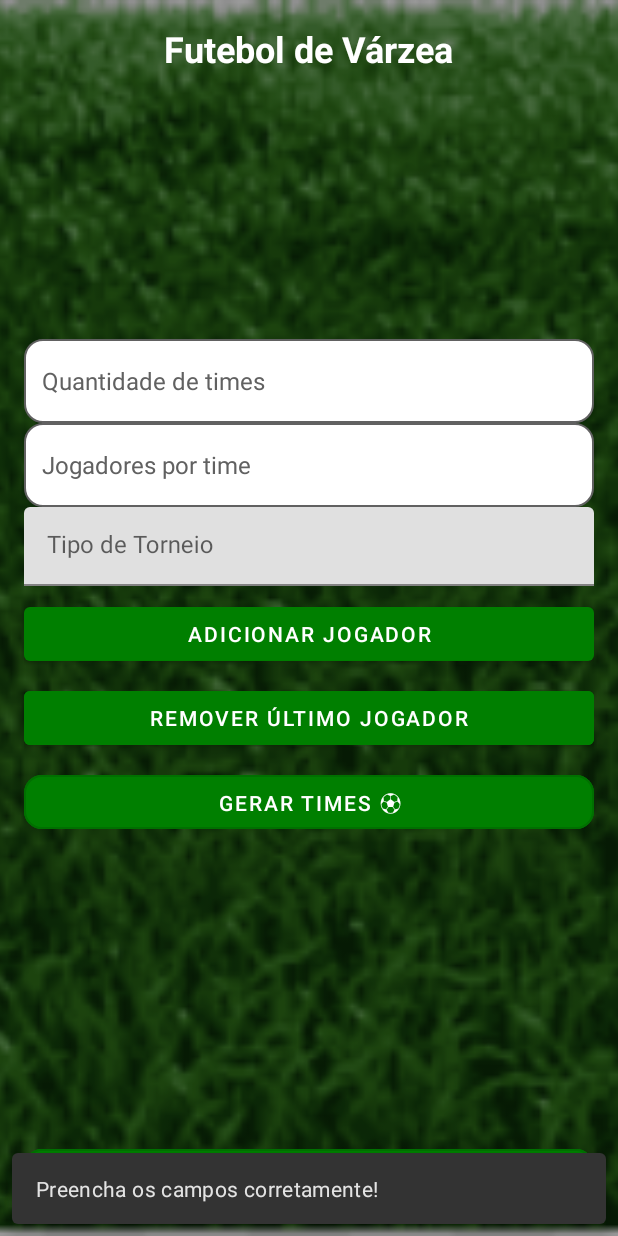
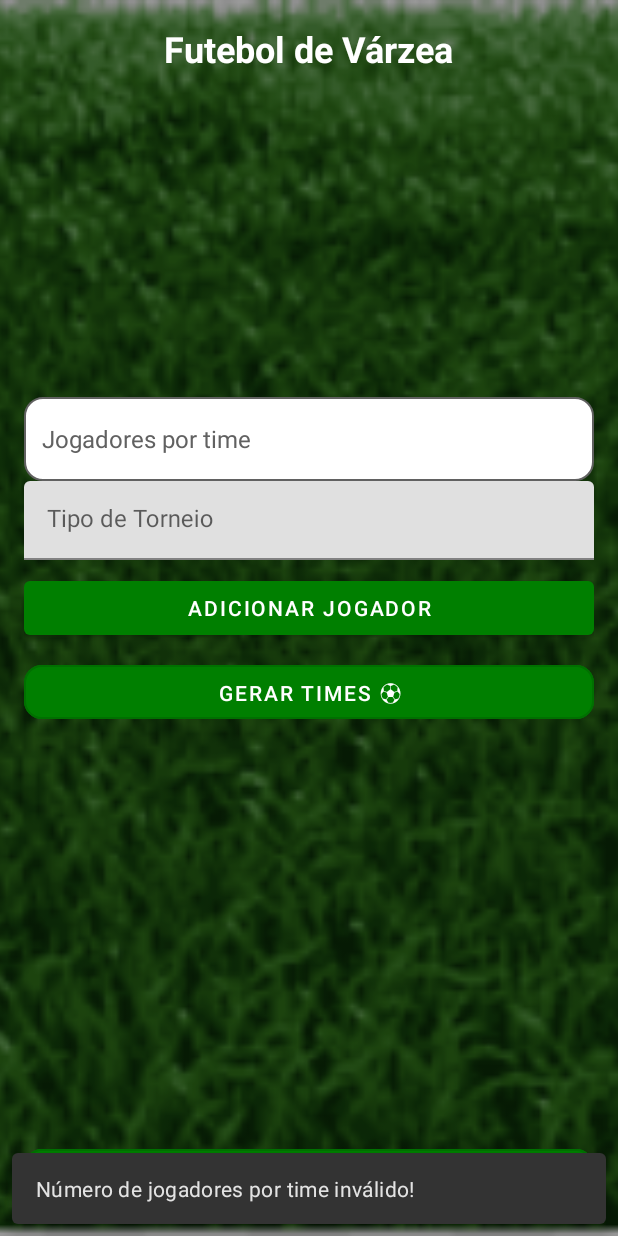
Before and after one commit to osmarDesenvolvedorDeSoftware/futebol_de_terca, an Android app: the screen it shows after launch (MainActivity), after a tap on "GERAR TIMES ⚽", on a phone screen of 412 x 824 dp. Run offline under Robolectric (Android 15) with nearby library versions, the phone set to English and light mode, and no system bars; our stand-ins replace AdMob.

Commit message:
ajuste de logica para definir o camepao e geracao de times

```diff
--- a/app/src/main/AndroidManifest.xml
+++ b/app/src/main/AndroidManifest.xml
@@ -37,6 +37,7 @@
         <activity android:name=".LeagueActivity" />
         <activity android:name=".KnockoutActivity" />
         <activity android:name=".AddPlayerActivity" />
+        <activity android:name=".ChampionActivity" />
 
     </application>
 </manifest>
--- a/app/src/main/java/com/com.osmardev/futebolterca/MainActivity.kt
+++ b/app/src/main/java/com/com.osmardev/futebolterca/MainActivity.kt
@@ -6,6 +6,7 @@ import android.os.Bundle
 import android.os.Handler
 import android.os.Looper
 import android.text.Html
+import android.view.View
 import android.widget.*
 import androidx.appcompat.app.AppCompatActivity
 import androidx.recyclerview.widget.LinearLayoutManager
@@ -24,6 +25,7 @@ class MainActivity : AppCompatActivity() {
     private lateinit var etPlayersPerTeam: EditText
     private lateinit var spTournamentType: MaterialAutoCompleteTextView
     private lateinit var tvGeneratedTeams: TextView
+    private lateinit var tvReservas: TextView
 
     private val playersList = mutableListOf<Player>()
     private var generatedTeams: List<Team> = emptyList()
@@ -40,10 +42,11 @@ class MainActivity : AppCompatActivity() {
         btnGenerateTeams = findViewById(R.id.btnGenerateTeams)
         btnStartChampionship = findViewById(R.id.btnStartChampionship)
         btnAddPlayer = findViewById(R.id.btnAddPlayer)
-        etTeamCount = findViewById(R.id.etTeamCount)
         etPlayersPerTeam = findViewById(R.id.etPlayersPerTeam)
         spTournamentType = findViewById(R.id.spTournamentType)
         tvGeneratedTeams = findViewById(R.id.tvGeneratedTeams)
+        tvReservas = findViewById(R.id.tvReservas)
+
 
         val tournamentTypes = arrayOf("Mata-Mata", "Pontos Corridos")
         val adapter = ArrayAdapter(this, android.R.layout.simple_dropdown_item_1line, tournamentTypes)
@@ -98,26 +101,39 @@ class MainActivity : AppCompatActivity() {
     }
 
     private fun generateTeams() {
-        val players = playersList
-        val teamCount = etTeamCount.text.toString().toIntOrNull() ?: 0
+        val playersPerTeam = etPlayersPerTeam.text.toString().toIntOrNull() ?: 0
+        val totalPlayers = playersList.size
 
-        if (players.isEmpty() || teamCount == 0) {
-            Snackbar.make(btnGenerateTeams, "Preencha os campos corretamente!", Snackbar.LENGTH_LONG).show()
+        if (playersPerTeam == 0 || totalPlayers < playersPerTeam) {
+            Snackbar.make(btnGenerateTeams, "Número de jogadores por time inválido!", Snackbar.LENGTH_LONG).show()
             return
         }
 
-        if (players.size < teamCount * 2) {
-            Snackbar.make(btnGenerateTeams, "Faltam jogadores para formar os times!", Snackbar.LENGTH_LONG).show()
+        val teamCount = totalPlayers / playersPerTeam
+        val reservas = totalPlayers % playersPerTeam
+
+        if (teamCount == 0) {
+            Snackbar.make(btnGenerateTeams, "Jogadores insuficientes para formar um time!", Snackbar.LENGTH_LONG).show()
             return
         }
 
-        generatedTeams = generateBalancedTeams(players, teamCount)
-        displayGeneratedTeams()
+
+        val allTeams = generateBalancedTeams(playersList, teamCount)
+
+
+        val reservaList = mutableListOf<Player>()
+        if (reservas > 0) {
+            reservaList.addAll(playersList.takeLast(reservas))
+        }
+
+        generatedTeams = allTeams
+        displayGeneratedTeams(reservaList)
         btnStartChampionship.isEnabled = true
     }
 
-    private fun displayGeneratedTeams() {
+    private fun displayGeneratedTeams(reservas: List<Player>) {
         val formattedTeams = StringBuilder()
+
         generatedTeams.forEach { team ->
             formattedTeams.append("<b>⚽ ${team.name}</b><br>")
             team.players.forEach { player ->
@@ -125,8 +141,21 @@ class MainActivity : AppCompatActivity() {
             }
             formattedTeams.append("<br>")
         }
+
+        if (reservas.isNotEmpty()) {
+            formattedTeams.append("<b>🔄 Reservas</b><br>")
+            reservas.forEach { player ->
+                formattedTeams.append("➜ ${player.name} (${player.rating}★)<br>")
+            }
+            tvReservas.visibility = View.VISIBLE
+        } else {
+            tvReservas.visibility = View.GONE
+        }
+
         tvGeneratedTeams.text = Html.fromHtml(formattedTeams.toString(), Html.FROM_HTML_MODE_LEGACY)
     }
+
+
 
     private fun startTournament() {
         if (generatedTeams.isEmpty()) {
--- /dev/null
+++ b/app/src/main/res/drawable/ic_confetti.xml
@@ -0,0 +1,5 @@
+<vector xmlns:android="http://schemas.android.com/apk/res/android" android:autoMirrored="true" android:height="24dp" android:tint="#000000" android:viewportHeight="24" android:viewportWidth="24" android:width="24dp">
+
+    <path android:fillColor="@android:color/white" android:pathData="M12,7C6.48,7 2,9.24 2,12c0,2.24 2.94,4.13 7,4.77V20l4,-4 -4,-4v2.73c-3.15,-0.56 -5,-1.9 -5,-2.73 0,-1.06 3.04,-3 8,-3s8,1.94 8,3c0,0.73 -1.46,1.89 -4,2.53v2.05c3.53,-0.77 6,-2.53 6,-4.58 0,-2.76 -4.48,-5 -10,-5z"/>
+
+</vector>
--- /dev/null
+++ b/app/src/main/res/drawable/ic_trophy.xml
@@ -0,0 +1,5 @@
+<vector xmlns:android="http://schemas.android.com/apk/res/android" android:height="24dp" android:tint="#000000" android:viewportHeight="24" android:viewportWidth="24" android:width="24dp">
+
+    <path android:fillColor="@android:color/white" android:pathData="M19,3L5,3c-1.1,0 -2,0.9 -2,2v14c0,1.1 0.9,2 2,2h14c1.1,0 2,-0.9 2,-2L21,5c0,-1.1 -0.9,-2 -2,-2zM9,15L7.5,15v-4.5L6,10.5L6,9h3v6zM13.75,15L12,12.75L12,15h-1.5L10.5,9L12,9v2.25L13.75,9h1.75l-2.25,3 2.25,3h-1.75zM19.5,12.5L18,12.5L18,14h-1v-1.5h-1.5v-1L17,11.5L17,10h1v1.5h1.5v1z"/>
+
+</vector>
--- /dev/null
+++ b/app/src/main/res/drawable/trophy.xml
@@ -0,0 +1,5 @@
+<vector xmlns:android="http://schemas.android.com/apk/res/android" android:height="24dp" android:tint="#000000" android:viewportHeight="24" android:viewportWidth="24" android:width="24dp">
+
+    <path android:fillColor="#FF000000" android:pathData="M17.6,11.48 L19.44,8.3a0.63,0.63 0,0 0,-1.09 -0.63l-1.88,3.24a11.43,11.43 0,0 0,-8.94 0L5.65,7.67a0.63,0.63 0,0 0,-1.09 0.63L6.4,11.48A10.81,10.81 0,0 0,1 20L23,20A10.81,10.81 0,0 0,17.6 11.48ZM7,17.25A1.25,1.25 0,1 1,8.25 16,1.25 1.25,0 0,1 7,17.25ZM17,17.25A1.25,1.25 0,1 1,18.25 16,1.25 1.25,0 0,1 17,17.25Z"/>
+
+</vector>
--- a/app/src/main/res/layout/activity_main.xml
+++ b/app/src/main/res/layout/activity_main.xml
@@ -42,31 +42,41 @@
             android:textSize="24sp"
             android:textStyle="bold"
             android:textColor="@android:color/white"
-            android:gravity="center"/>
+            android:gravity="center"
+            android:layout_marginBottom="8dp"/>
+
 
         <androidx.recyclerview.widget.RecyclerView
             android:id="@+id/recyclerViewPlayers"
             android:layout_width="match_parent"
-    android:layout_height="0dp"
-    android:layout_weight="1"
-    android:maxHeight="250dp"
+            android:layout_height="200dp"
             android:scrollbars="vertical"
             android:background="@android:color/transparent"/>
 
 
-
-        <EditText
-            android:id="@+id/etTeamCount"
+        <TextView
+            android:id="@+id/tvReservas"
             android:layout_width="match_parent"
             android:layout_height="wrap_content"
-            android:hint="Quantidade de times"
-            android:inputType="number"
-            android:textColor="@color/black"
-            android:textColorHint="@color/dark_gray"
-            android:background="@drawable/edittext_background"
-            android:minHeight="56dp"
-            android:padding="12dp"
-            android:textSize="16sp"/>
+            android:text="Reservas:"
+            android:textSize="16sp"
+            android:textStyle="bold"
+            android:visibility="gone"
+            android:textColor="@android:color/white"
+            android:gravity="center"
+            android:paddingTop="8dp"/>
+
+
+        <TextView
+            android:id="@+id/tvListaReservas"
+            android:layout_width="match_parent"
+            android:layout_height="wrap_content"
+            android:textSize="14sp"
+            android:textColor="@android:color/white"
+            android:gravity="center"
+            android:visibility="gone"
+            android:padding="4dp"/>
+
 
         <EditText
             android:id="@+id/etPlayersPerTeam"
@@ -79,7 +89,8 @@
             android:background="@drawable/edittext_background"
             android:minHeight="56dp"
             android:padding="12dp"
-            android:textSize="16sp"/>
+            android:textSize="16sp"
+            android:layout_marginTop="8dp"/>
 
 
         <com.google.android.material.textfield.TextInputLayout
@@ -100,23 +111,16 @@
                 android:textSize="16sp"
                 android:inputType="none"
                 android:focusable="false"
-        android:cursorVisible="false" />
+                android:cursorVisible="false"/>
         </com.google.android.material.textfield.TextInputLayout>
+
+
         <Button
             android:id="@+id/btnAddPlayer"
             android:layout_width="match_parent"
             android:layout_height="wrap_content"
             android:text="Adicionar Jogador"
             android:layout_marginTop="8dp"/>
-<Button
-    android:id="@+id/btnRemovePlayer"
-    android:layout_width="match_parent"
-    android:layout_height="wrap_content"
-    android:text="Remover Último Jogador"
-    android:layout_marginTop="8dp"
-    android:backgroundTint="@color/primary"
-    android:textColor="@android:color/white"/>
-
 
 
         <com.google.android.material.button.MaterialButton
@@ -158,6 +162,7 @@
             android:backgroundTint="@color/primary"
             android:enabled="false"
             android:layout_marginTop="8dp"/>
+
     </LinearLayout>
 
 </FrameLayout>
```
Also changed, not shown: app/src/main/java/com/com.osmardev/futebolterca/ChampionActivity.kt (added, +32 -0 lines), app/src/main/java/com/com.osmardev/futebolterca/KnockoutActivity.kt (+5 -2 lines), app/src/main/res/drawable/background_champion.xml (added, +11 -0 lines), app/src/main/res/drawable/trophy_glow.xml (added, +15 -0 lines), app/src/main/res/layout/activity_champion.xml (added, +59 -0 lines). Lines whose indentation alone changed are shown as unchanged.
